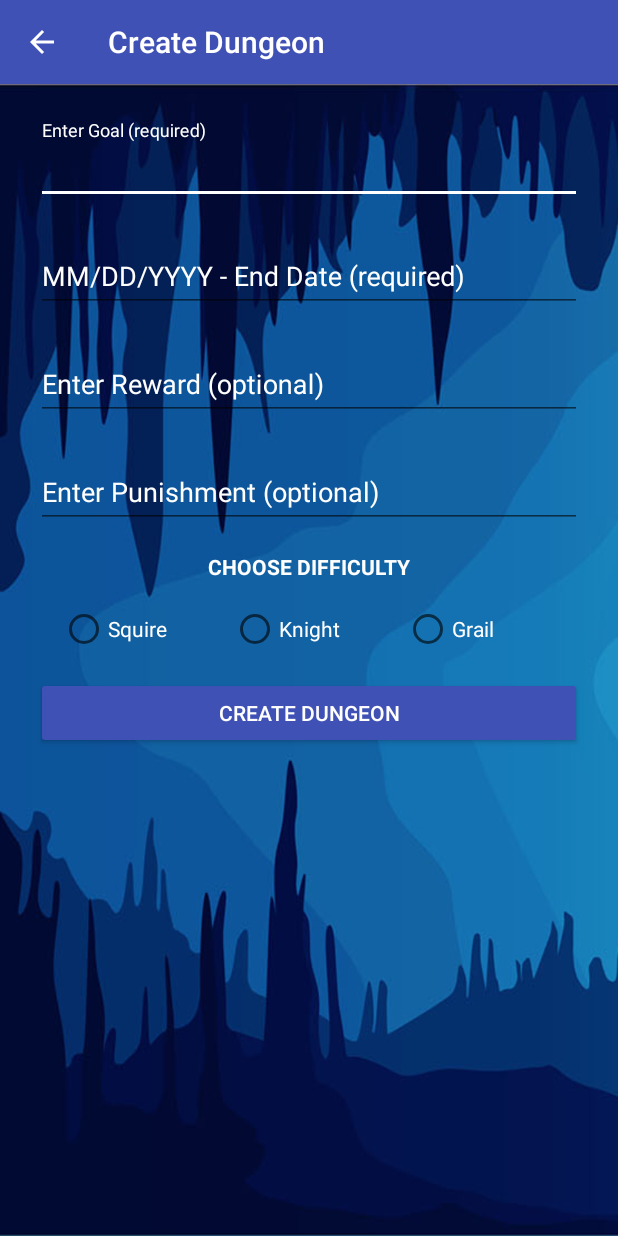
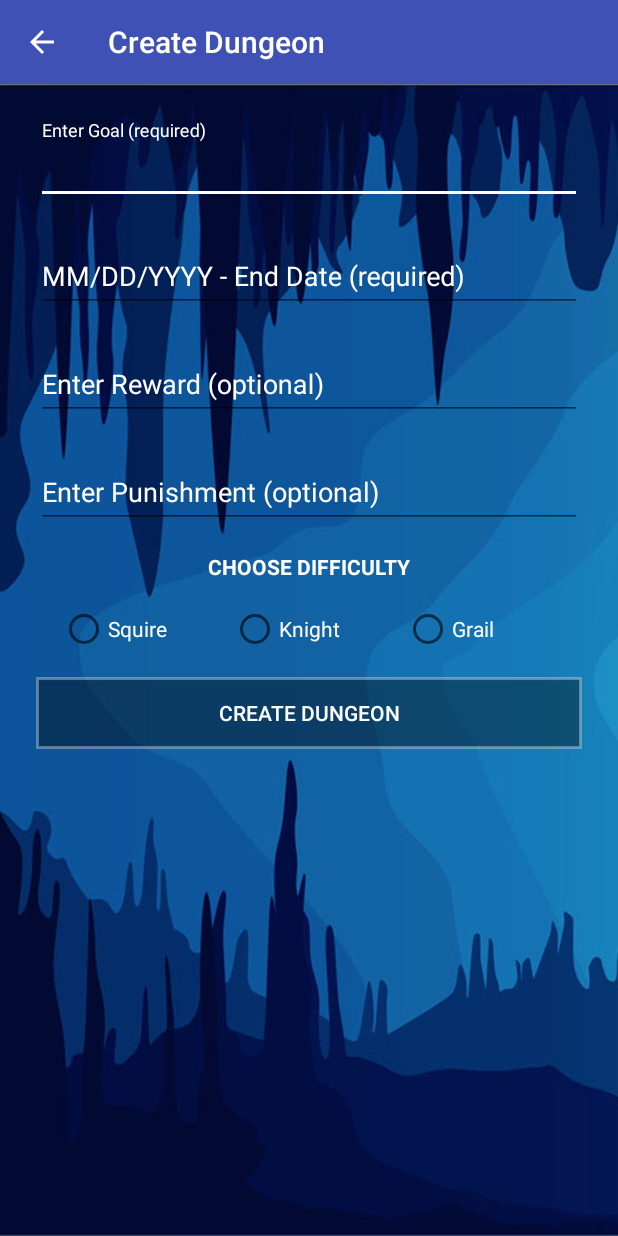
Before and after one commit to Ben10B/grind-for-the-grail, an Android app: the CreateEventActivity screen opened directly, with no data from a screen before it, on a phone screen of 412 x 824 dp. Run offline under Robolectric (Android 15) with nearby library versions, the phone set to English and light mode, and no system bars.

Commit message:
blah done blah

```diff
--- a/app/src/main/AndroidManifest.xml
+++ b/app/src/main/AndroidManifest.xml
@@ -16,6 +16,7 @@
         android:theme="@style/AppTheme">
         <activity
             android:name=".GreetingActivity"
+            android:theme="@style/AppTheme"
             android:label="Grind for the Grail">
             <intent-filter>
                 <action android:name="android.intent.action.MAIN" />
--- a/app/src/main/res/layout/activity_create_event.xml
+++ b/app/src/main/res/layout/activity_create_event.xml
@@ -203,7 +203,8 @@
                 android:layout_marginTop="16dp"
                 android:onClick="createDungeon"
                 android:text="@string/create_event"
-                android:theme="@style/AppTheme.Button"
+                android:background="@drawable/button_border"
+                android:textColor="@color/white"
                 app:layout_constraintEnd_toEndOf="parent"
                 app:layout_constraintStart_toStartOf="parent"
                 app:layout_constraintTop_toBottomOf="@+id/radioGroup" />
```
